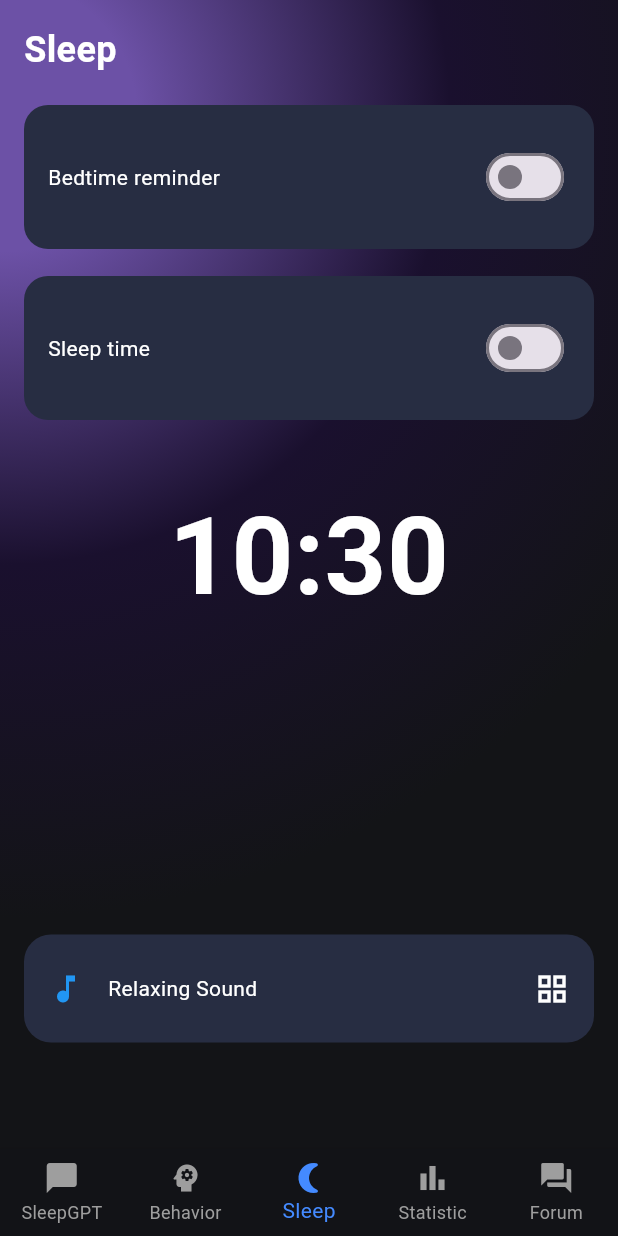
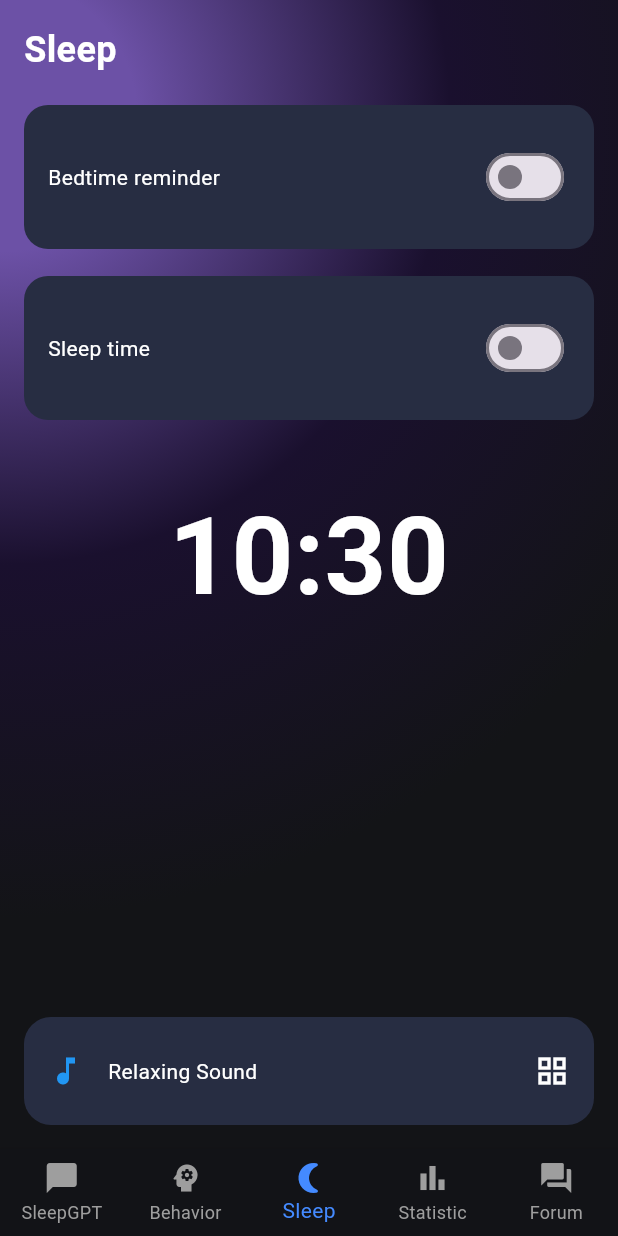
Before and after one commit to punipyuni/SleepPal, a Flutter app: the screen it shows after launch, on a phone screen of 412 x 824 dp. Run offline on Flutter 3.47's test engine with Material 3 defaults, Android fonts, the phone set to English and light mode, and no system bars; our stand-ins replace dash_chat_2, fl_chart; missing offline and left inert: health.

Commit message:
fix relaxingsound button

```diff
--- a/lib/pages/sleep.dart
+++ b/lib/pages/sleep.dart
@@ -52,7 +52,7 @@ class _SleepScreenState extends State<SleepScreen> {
                 SleepTimeToggle(),
                 SizedBox(height: 40),
                 TimerDisplay(),
-                SizedBox(height: 200),
+                const Spacer(),
                 RelaxingSoundOption(),
               ],
             ),
```
